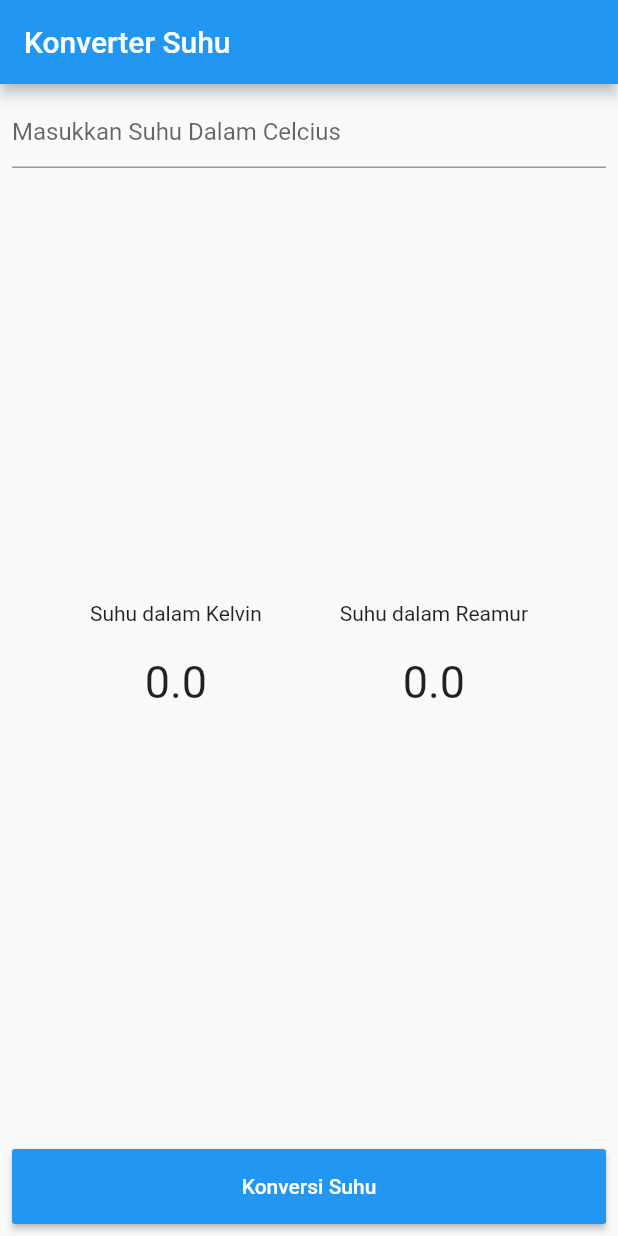
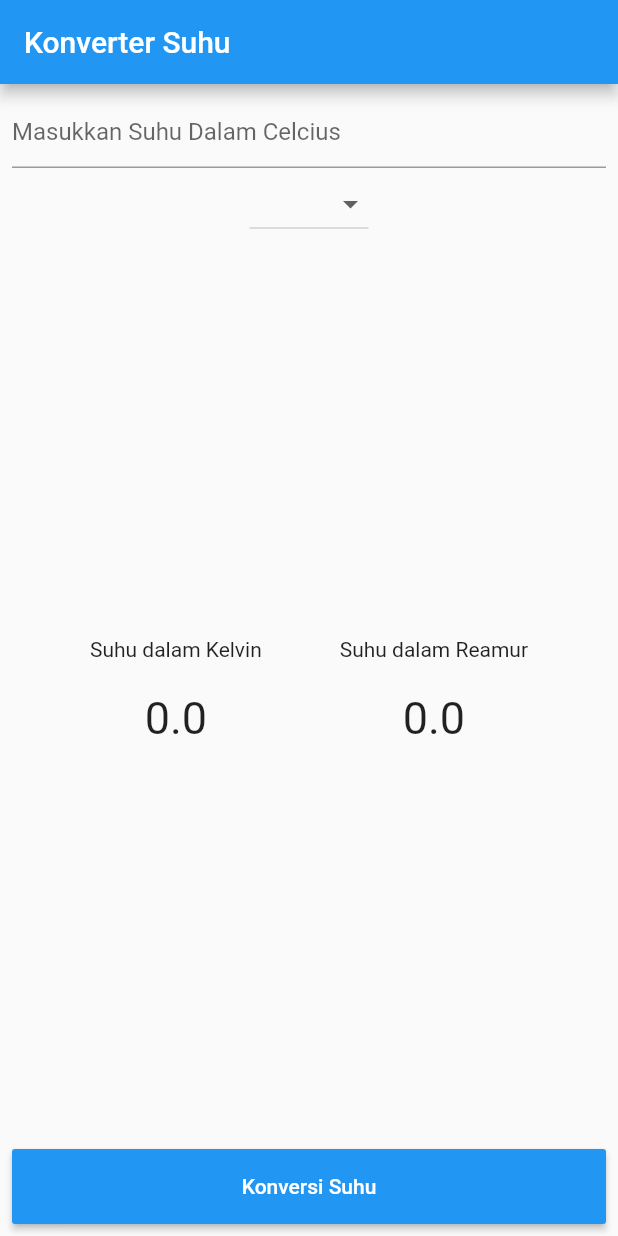
Before and after one commit to ririssilvia/Pemrograman-Mobile-flutter-Statefulwidget-Minggu3, a Flutter app: the screen it shows after launch, on a phone screen of 412 x 824 dp. Run offline on Flutter 3.47's test engine with Material 2 defaults, Android fonts, the phone set to English and light mode, and no system bars.

Commit message:
Pemrograman Mobile flutter-Satefull Widget Dan Map-Minggu4

```diff
--- a/lib/main.dart
+++ b/lib/main.dart
@@ -1,5 +1,4 @@
 import 'package:flutter/material.dart';
-import 'package:flutter/services.dart';
 import 'Input.dart';
 import 'Result.dart';
 import 'Convert.dart';
@@ -8,11 +7,7 @@ void main() {
   runApp(MyApp());
 }
 
-
-
 class MyApp extends StatefulWidget {
-
-
   @override
   _MyAppState createState() => _MyAppState();
 }
@@ -27,18 +22,18 @@ class _MyAppState extends State<MyApp> {
   double _reamur = 0;
 
   //fungsi
-  void _konversiSuhu(){
+  void _konversiSuhu() {
     setState(() {
       _inputUser = double.parse(etInput.text);
       _kelvin = _inputUser + 273;
-      _reamur = _inputUser * (4/5);
+      _reamur = _inputUser * (4 / 5);
     });
   }
 
   @override
   Widget build(BuildContext context) {
-   return MaterialApp(
-        debugShowCheckedModeBanner: false ,
+    return MaterialApp(
+        debugShowCheckedModeBanner: false,
         title: 'Flutter Demo',
         theme: ThemeData(
           primarySwatch: Colors.blue,
@@ -54,12 +49,23 @@ class _MyAppState extends State<MyApp> {
               children: [
                 Input(etInput: etInput),
                 //memperluas anak row
+                DropdownButton(
+                  items: [
+                    DropdownMenuItem(
+                        value: "Kelvin",
+                        child: Container(child: Text("Kelvin"))),
+                    DropdownMenuItem(
+                        value: "Reamur",
+                        child: Container(child: Text("Reamur"))),
+                  ],
+                  value: null,
+                  onChanged: (String changeValue) {},
+                ),
                 Result(kelvin: _kelvin, reamur: _reamur),
                 Convert(konvertHandler: _konversiSuhu),
               ],
             ),
           ),
-        )
-      );
+        ));
   }
 }
```
